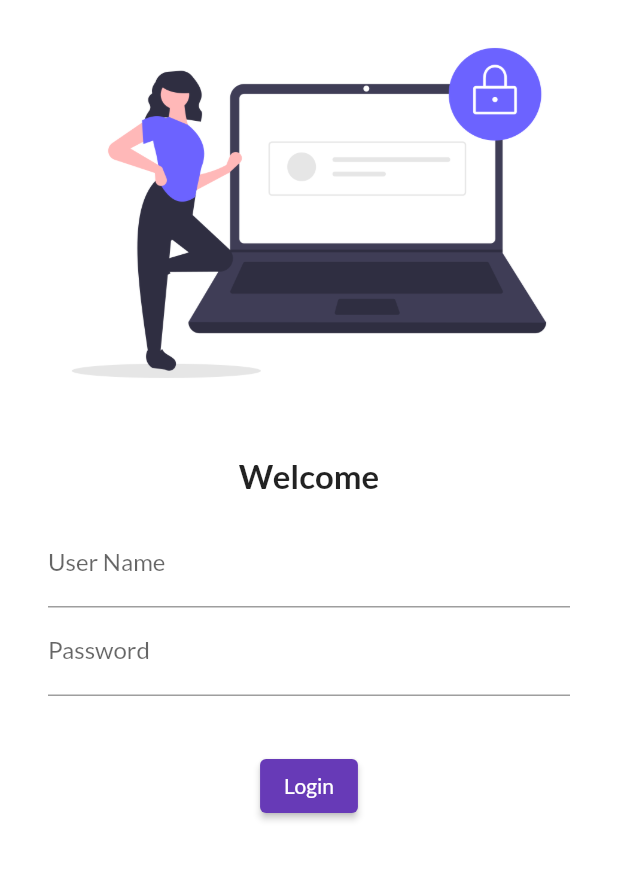
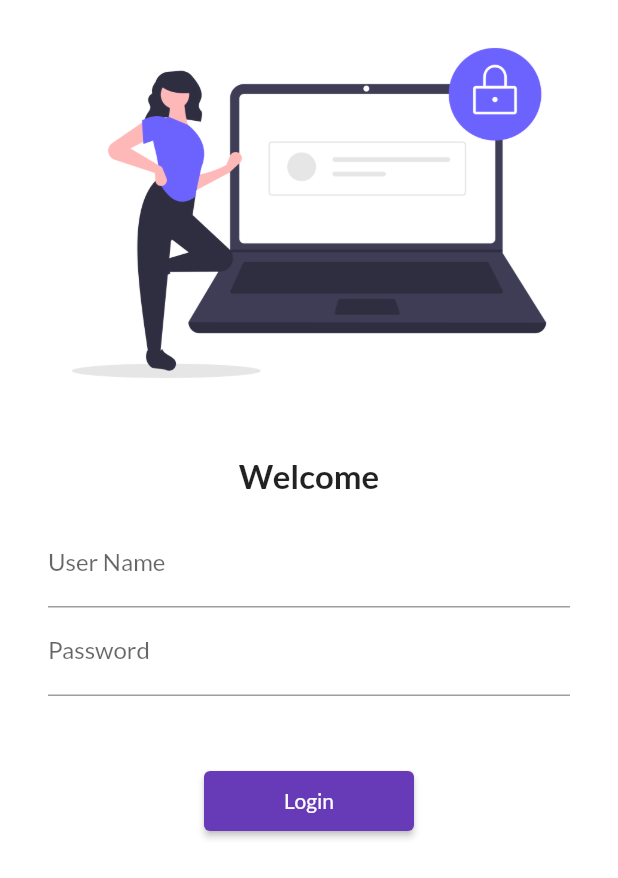
Before and after one commit to PahadiBlood/firstapp, a Flutter app: the screen it shows after launch, on a phone screen of 412 x 824 dp. Shown: the top 878 px of the screen. Run offline on Flutter 3.47's test engine with Material 2 defaults, Android fonts, the phone set to English and light mode, and no system bars; our stand-ins replace google_fonts.

Commit message:
login page completed

```diff
--- a/lib/main.dart
+++ b/lib/main.dart
@@ -1,5 +1,6 @@
 import 'package:firstapp/screens/home_page.dart';
 import 'package:firstapp/screens/login_page.dart';
+import 'package:firstapp/utils/routes.dart';
 import 'package:flutter/material.dart';
 import 'package:google_fonts/google_fonts.dart';
 
@@ -16,11 +17,13 @@ class MyApp extends StatelessWidget {
         primarySwatch: Colors.deepPurple,
         fontFamily: GoogleFonts.lato().fontFamily,
       ),
+      debugShowCheckedModeBanner: false,
       darkTheme: ThemeData.dark(),
       initialRoute: "/",
       routes: {
         "/": (context) => LoginPage(),
-        "/home-page": (context) => HomePage()
+        Routes.homeRoute: (context) => HomePage(),
+        Routes.loginRoute: (context) => LoginPage()
       },
     );
   }
--- a/lib/screens/home_page.dart
+++ b/lib/screens/home_page.dart
@@ -4,10 +4,10 @@ class HomePage extends StatelessWidget {
   @override
   Widget build(BuildContext context) {
     return Scaffold(
-      appBar: AppBar(title: Text("Testing App")),
+      appBar: AppBar(title: Text("First App")),
       body: Center(
         child: Container(
-          child: Text("Testing App"),
+          child: Text("Welcome to Homepage"),
         ),
       ),
       drawer: Drawer(),
--- a/lib/screens/login_page.dart
+++ b/lib/screens/login_page.dart
@@ -1,5 +1,6 @@
 // ignore_for_file: prefer_const_constructors, avoid_print
 
+import 'package:firstapp/utils/routes.dart';
 import 'package:flutter/material.dart';
 
 class LoginPage extends StatelessWidget {
@@ -7,6 +8,7 @@ class LoginPage extends StatelessWidget {
   Widget build(BuildContext context) {
     return Material(
       color: Colors.white,
+      child: SingleChildScrollView(
         child: Column(
           children: [
             Image.asset(
@@ -43,16 +45,17 @@ class LoginPage extends StatelessWidget {
               ]),
             ),
             SizedBox(
-            height: 20.0,
+              height: 30.0,
             ),
             ElevatedButton(
               child: Text("Login"),
               onPressed: () {
-              print("testing");
+                Navigator.pushNamed(context, Routes.homeRoute);
               },
-            style: TextButton.styleFrom(),
+              style: TextButton.styleFrom(minimumSize: Size(140, 40)),
             ),
           ],
+        ),
       ),
     );
   }
--- /dev/null
+++ b/lib/utils/routes.dart
@@ -0,0 +1,4 @@
+class Routes {
+  static String loginRoute = "/login";
+  static String homeRoute = "/home-page";
+}
```
Lines whose indentation alone changed are shown as unchanged.
